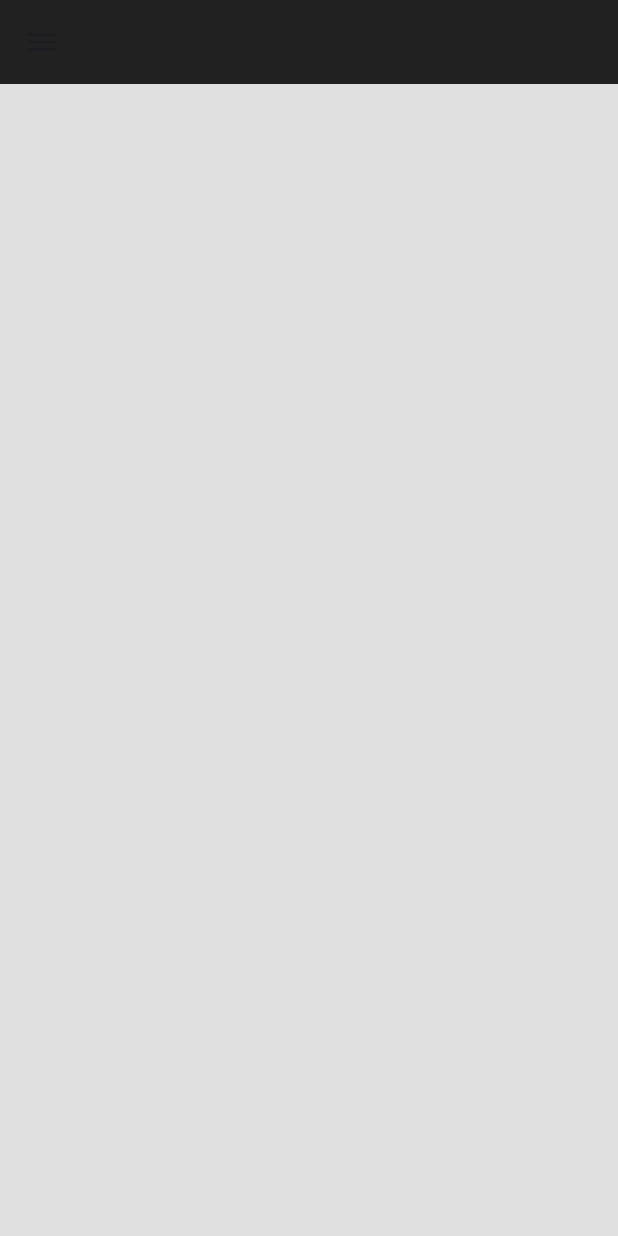
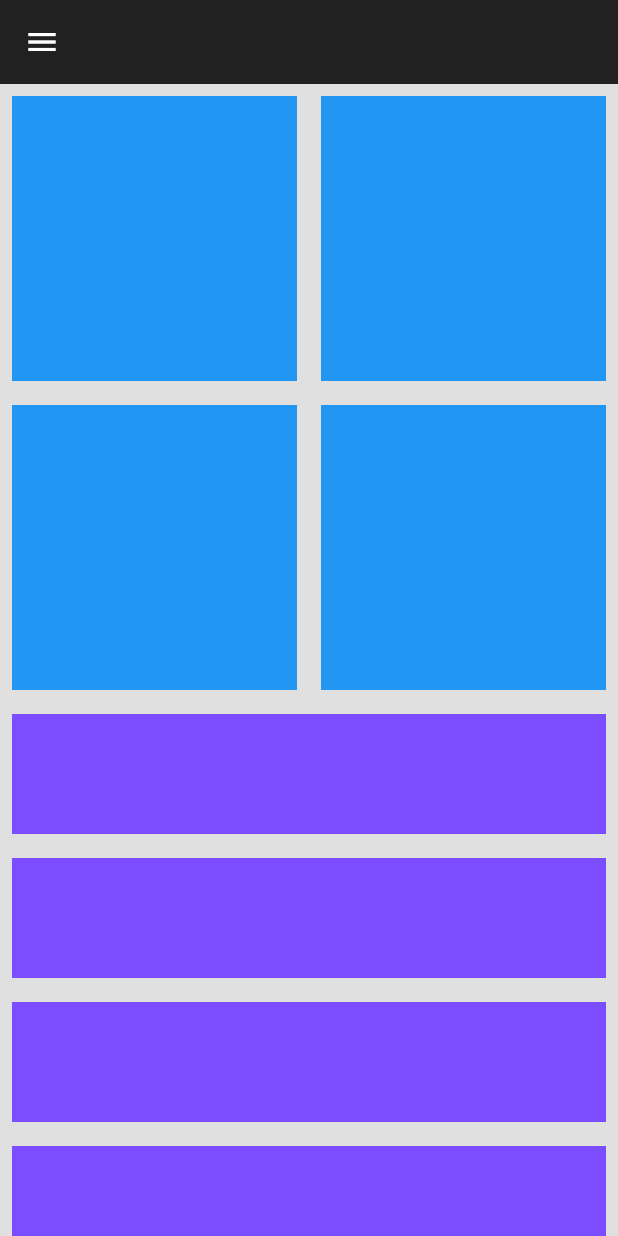
Before and after one commit to bereketsewnet/Responsive-App, a Flutter app: the screen it shows after launch, on a phone screen of 412 x 824 dp. Run offline on Flutter 3.47's test engine with Material 3 defaults, Android fonts, the phone set to English and light mode, and no system bars.

Commit message:
finish build simple responsive app using container......... (:

```diff
--- a/lib/constants.dart
+++ b/lib/constants.dart
@@ -1 +1,39 @@
 import 'package:flutter/material.dart';
+
+var myDefaultBackground = Colors.grey[300];
+
+var myAppBar = AppBar(
+  backgroundColor: Colors.grey[900],
+  iconTheme: const IconThemeData(
+    color: Colors.white,
+  ),
+);
+
+var myDrawer = Drawer(
+  backgroundColor: myDefaultBackground,
+  child: const Column(
+    children: [
+      DrawerHeader(
+        child: Icon(
+          Icons.favorite,
+        ),
+      ),
+      ListTile(
+        leading: Icon(Icons.home),
+        title: Text('D A S H B O A R D'),
+      ),
+      ListTile(
+        leading: Icon(Icons.chat),
+        title: Text('M E S S A G E'),
+      ),
+      ListTile(
+        leading: Icon(Icons.settings),
+        title: Text('S E T T I N G'),
+      ),
+      ListTile(
+        leading: Icon(Icons.logout),
+        title: Text('L O G O U T'),
+      ),
+    ],
+  ),
+);
--- a/lib/responsive/mobile_saffold.dart
+++ b/lib/responsive/mobile_saffold.dart
@@ -1,3 +1,6 @@
+import 'package:app_responsive/constants.dart';
+import 'package:app_responsive/utils/my_box.dart';
+import 'package:app_responsive/utils/my_tile.dart';
 import 'package:flutter/material.dart';
 
 class MobileScaffold extends StatefulWidget {
@@ -11,35 +14,35 @@ class _MobileScaffoldState extends State<MobileScaffold> {
   @override
   Widget build(BuildContext context) {
     return Scaffold(
-      backgroundColor: Colors.grey[300],
-      appBar: AppBar(
-        backgroundColor: Colors.grey[900],
-      ),
-      drawer: Drawer(
-        backgroundColor: Colors.grey[300],
-        child: const Column(
-          children: [
-            DrawerHeader(
-              child: Icon(
-                Icons.favorite,
+      backgroundColor: myDefaultBackground,
+      appBar: myAppBar,
+      drawer: myDrawer,
+      body: Column(
+        children: [
+          AspectRatio(
+            aspectRatio: 1,
+            child: SizedBox(
+              width: double.infinity,
+              child: GridView.builder(
+                itemCount: 4,
+                gridDelegate: const SliverGridDelegateWithFixedCrossAxisCount(
+                  crossAxisCount: 2,
+                ),
+                itemBuilder: (context, index) {
+                  return const MyBox();
+                },
               ),
             ),
-            ListTile(
-              leading: Icon(Icons.home),
-              title: Text('D A S H B O A R D'),
+          ),
+          Expanded(
+            child: ListView.builder(
+              itemCount: 5,
+              itemBuilder: (context, index) {
+                return const MyTile();
+              },
             ),
-            ListTile(
-              leading: Icon(Icons.chat),
-              title: Text('M E S S A G E'),
-            ),ListTile(
-              leading: Icon(Icons.settings),
-              title: Text('S E T T I N G'),
-            ),ListTile(
-              leading: Icon(Icons.logout),
-              title: Text('L O G O U T'),
-            ),
-          ],
-        ),
+          ),
+        ],
       ),
     );
   }
--- /dev/null
+++ b/lib/utils/my_box.dart
@@ -0,0 +1,20 @@
+import 'package:flutter/material.dart';
+
+class MyBox extends StatefulWidget {
+  const MyBox({super.key});
+
+  @override
+  State<MyBox> createState() => _MyBoxState();
+}
+
+class _MyBoxState extends State<MyBox> {
+  @override
+  Widget build(BuildContext context) {
+    return Padding(
+      padding: const EdgeInsets.all(8.0),
+      child: Container(
+        color: Colors.blue,
+      ),
+    );;
+  }
+}
--- /dev/null
+++ b/lib/utils/my_tile.dart
@@ -0,0 +1,21 @@
+import 'package:flutter/material.dart';
+
+class MyTile extends StatefulWidget {
+  const MyTile({super.key});
+
+  @override
+  State<MyTile> createState() => _MyTileState();
+}
+
+class _MyTileState extends State<MyTile> {
+  @override
+  Widget build(BuildContext context) {
+    return Padding(
+      padding: const EdgeInsets.all(8.0),
+      child: Container(
+        color: Colors.deepPurpleAccent,
+        height: 80,
+      ),
+    );
+  }
+}
```
Also changed, not shown: lib/responsive/desktop_scaffold.dart (+54 -2 lines), lib/responsive/tablet_scaffold.dart (+35 -2 lines).
